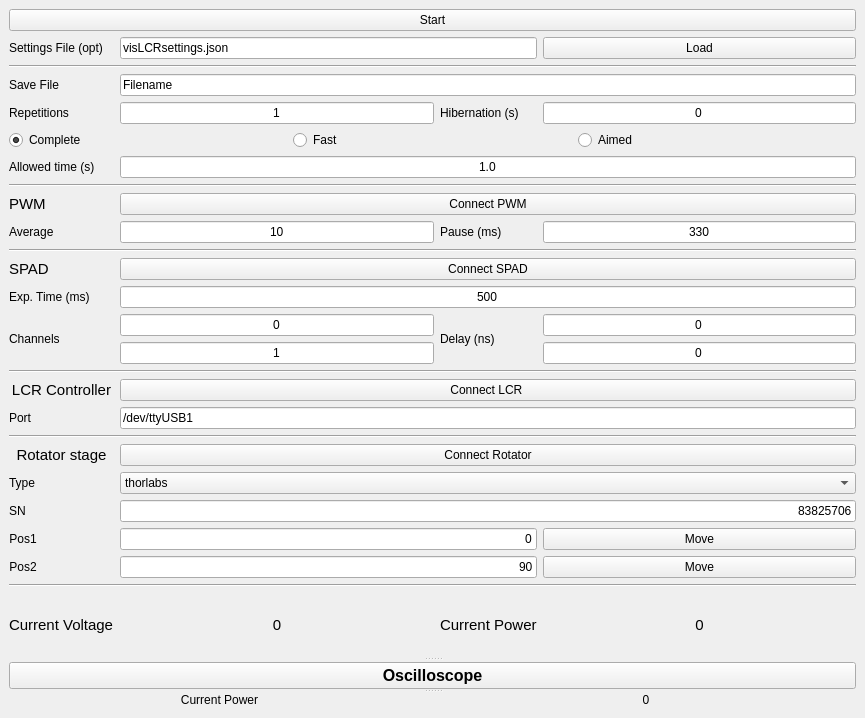
Old version of the form visLCR.ui in the repository qLuxor/pylabtools.
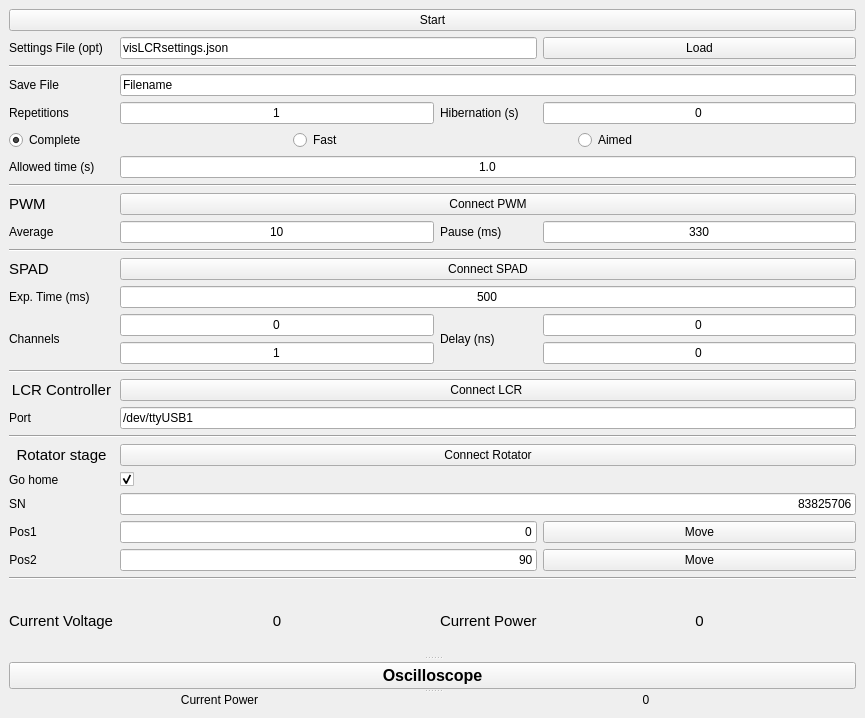
New version of the form.

Commit message: Added home control to VisLCR, removed rotator type

Diff of the .ui file:
```diff
--- a/visLCR.ui
+++ b/visLCR.ui
@@ -196,7 +196,7 @@
              <item row="22" column="0">
               <widget class="QLabel" name="label_7">
                <property name="text">
-                <string>Type</string>
+                <string>Go home</string>
                </property>
               </widget>
              </item>
@@ -447,24 +447,6 @@
                </property>
               </widget>
              </item>
-             <item row="22" column="1" colspan="3">
-              <widget class="QComboBox" name="cmbLinearStage">
-               <property name="sizePolicy">
-                <sizepolicy hsizetype="MinimumExpanding" vsizetype="Fixed">
-                 <horstretch>0</horstretch>
-                 <verstretch>0</verstretch>
-                </sizepolicy>
-               </property>
-               <property name="layoutDirection">
-                <enum>Qt::LeftToRight</enum>
-               </property>
-               <item>
-                <property name="text">
-                 <string>thorlabs</string>
-                </property>
-               </item>
-              </widget>
-             </item>
              <item row="23" column="1" colspan="3">
               <widget class="QLineEdit" name="txtSN">
                <property name="sizePolicy">
@@ -598,6 +580,16 @@
                </property>
               </widget>
              </item>
+             <item row="22" column="1">
+              <widget class="QCheckBox" name="cbHome">
+               <property name="text">
+                <string/>
+               </property>
+               <property name="checked">
+                <bool>true</bool>
+               </property>
+              </widget>
+             </item>
             </layout>
            </widget>
           </widget>
```
The commit also changes 1 other file.
